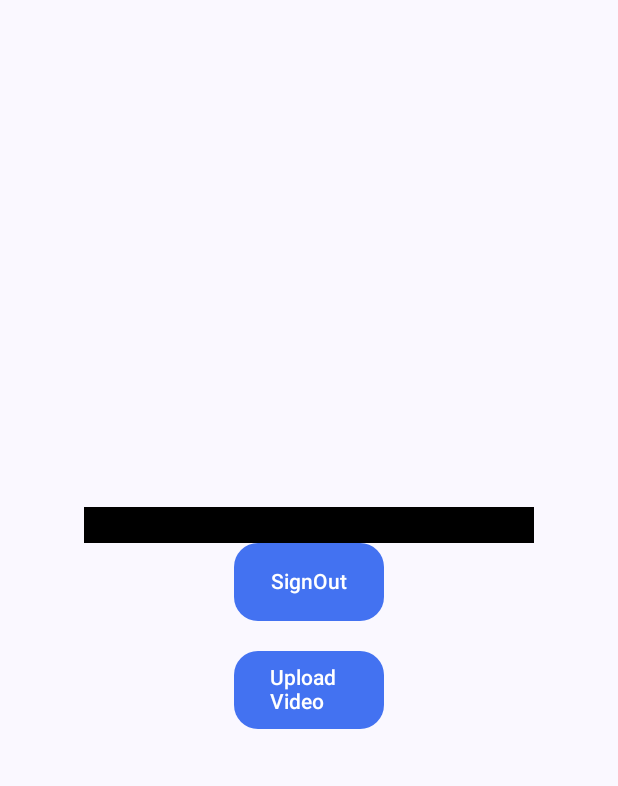
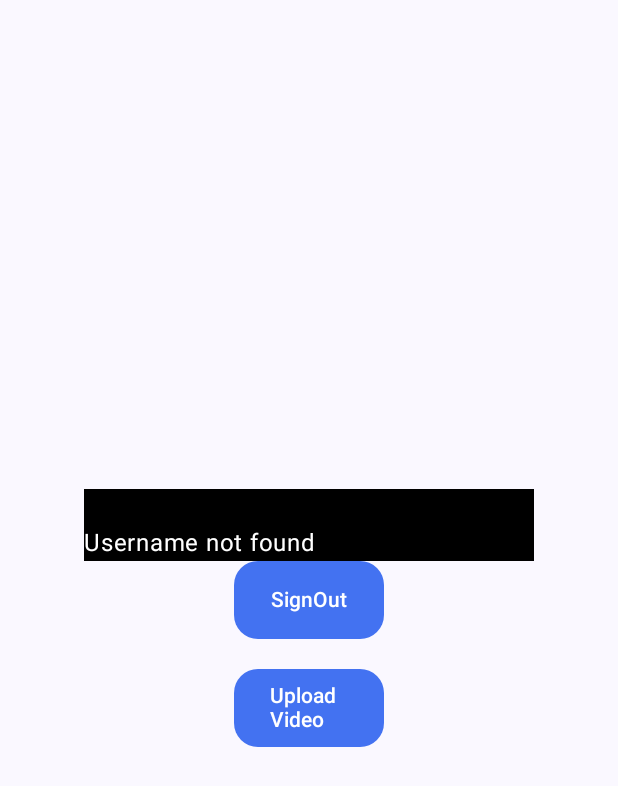
Before and after one commit to SahilKarwasra/Re-watchui, an Android app built with Jetpack Compose: the composable MainProfileScreen shown on its own in the app's theme, on a phone screen of 412 x 824 dp. Shown: the top 786 px of the screen. Run offline under Robolectric (Android 15) with nearby library versions, the phone set to English and light mode, and no system bars; our stand-ins replace Firebase (no records; nobody signed in at launch, a user with empty details on screens opened directly).

Commit message:
username storage

```diff
--- a/app/build.gradle.kts
+++ b/app/build.gradle.kts
@@ -61,6 +61,7 @@ dependencies {
     implementation("androidx.compose.ui:ui-graphics")
     implementation("androidx.compose.ui:ui-tooling-preview")
     implementation("androidx.compose.material3:material3")
+    implementation("com.google.firebase:firebase-database-ktx:20.3.1")
     testImplementation("junit:junit:4.13.2")
     androidTestImplementation("androidx.test.ext:junit:1.1.5")
     androidTestImplementation("androidx.test.espresso:espresso-core:3.5.1")
--- a/app/src/main/java/com/example/re_watch/screens/ProfileScreen.kt
+++ b/app/src/main/java/com/example/re_watch/screens/ProfileScreen.kt
@@ -35,6 +35,10 @@ import androidx.compose.material3.TopAppBar
 import androidx.compose.material3.TopAppBarDefaults
 import androidx.compose.runtime.Composable
 import androidx.compose.runtime.DisposableEffect
+import androidx.compose.runtime.getValue
+import androidx.compose.runtime.mutableStateOf
+import androidx.compose.runtime.remember
+import androidx.compose.runtime.setValue
 import androidx.compose.ui.Alignment
 import androidx.compose.ui.Modifier
 import androidx.compose.ui.draw.clip
@@ -62,6 +66,10 @@ import com.google.accompanist.permissions.isGranted
 import com.google.accompanist.permissions.rememberPermissionState
 import com.google.accompanist.permissions.shouldShowRationale
 import com.google.firebase.auth.FirebaseAuth
+import com.google.firebase.database.DataSnapshot
+import com.google.firebase.database.DatabaseError
+import com.google.firebase.database.FirebaseDatabase
+import com.google.firebase.database.ValueEventListener
 
 
 @OptIn(ExperimentalMaterial3Api::class)
@@ -117,6 +125,19 @@ fun ProfileScreen(navController: NavHostController) {
 @OptIn(ExperimentalPermissionsApi::class)
 @Composable
 fun MainProfileScreen(navController: NavHostController) {
+    var userName by remember { mutableStateOf("") }
+    fetchUsernameFromDatabase(
+        onSuccess = { username ->
+            // Use the username here
+            userName = username
+        },
+        onFailure = { errorMessage ->
+            // Handle the failure here
+            userName  = errorMessage
+        }
+    )
+
+
     val permissionState = rememberPermissionState(permission = Manifest.permission.READ_MEDIA_VIDEO)
     val lifecycleOwner = LocalLifecycleOwner.current
     DisposableEffect(
@@ -154,6 +175,13 @@ fun MainProfileScreen(navController: NavHostController) {
         ) {
             Text(
                 text = "${FirebaseAuth.getInstance().currentUser?.email}",
+                modifier = Modifier
+                    .background(color = Color.Black)
+                    .width(300.dp),
+                color = Color.White
+            )
+            Text(
+                text = userName,
                 modifier = Modifier
                     .background(color = Color.Black)
                     .width(300.dp),
@@ -229,3 +257,26 @@ fun MainProfileScreen(navController: NavHostController) {
         }
     }
 }
+
+fun fetchUsernameFromDatabase(onSuccess: (String) -> Unit, onFailure: (String) -> Unit) {
+    val user = FirebaseAuth.getInstance().currentUser
+    val userId = user?.uid ?: ""
+
+    val database = FirebaseDatabase.getInstance()
+    val usersRef = database.getReference("users")
+
+    usersRef.child(userId).addListenerForSingleValueEvent(object : ValueEventListener {
+        override fun onDataChange(snapshot: DataSnapshot) {
+            val username = snapshot.child("username").getValue(String::class.java)
+            if (username != null) {
+                onSuccess(username)
+            } else {
+                onFailure("Username not found")
+            }
+        }
+
+        override fun onCancelled(error: DatabaseError) {
+            onFailure("Failed to retrieve username: ${error.message}")
+        }
+    })
+}
```
Also changed, not shown: app/src/main/java/com/example/re_watch/SignUpViewModel.kt (+18 -6 lines).
